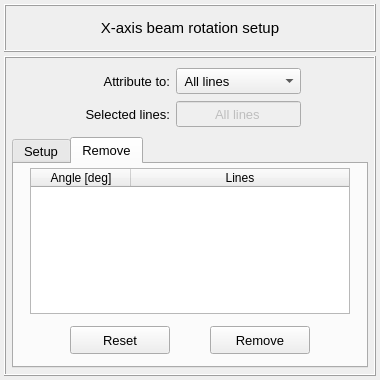
The window that pulse/interface/data/ui_files/model/setup/structural/xaxis_beam_rotation_input.ui (open-pulse/OpenPulse) describes before a commit, drawn with Qt 5.
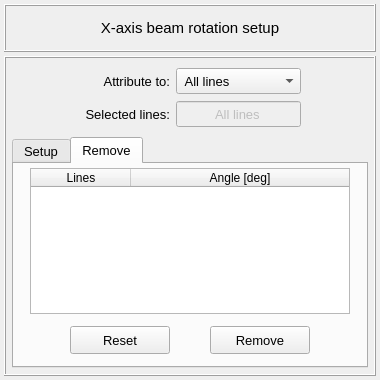
The same window after the commit. The open tabs and pages were chosen to show the change.

What changed in the file:
```diff
--- a/pulse/interface/data/ui_files/model/setup/structural/xaxis_beam_rotation_input.ui
+++ b/pulse/interface/data/ui_files/model/setup/structural/xaxis_beam_rotation_input.ui
@@ -633,7 +633,7 @@
             </property>
             <column>
              <property name="text">
-              <string>Angle [deg]</string>
+              <string>Lines</string>
              </property>
              <property name="font">
               <font>
@@ -650,7 +650,7 @@
             </column>
             <column>
              <property name="text">
-              <string>Lines</string>
+              <string>Angle [deg]</string>
              </property>
              <property name="font">
               <font>
```
Left out of the diff: 8 changed lines with no effect on the pictures.
